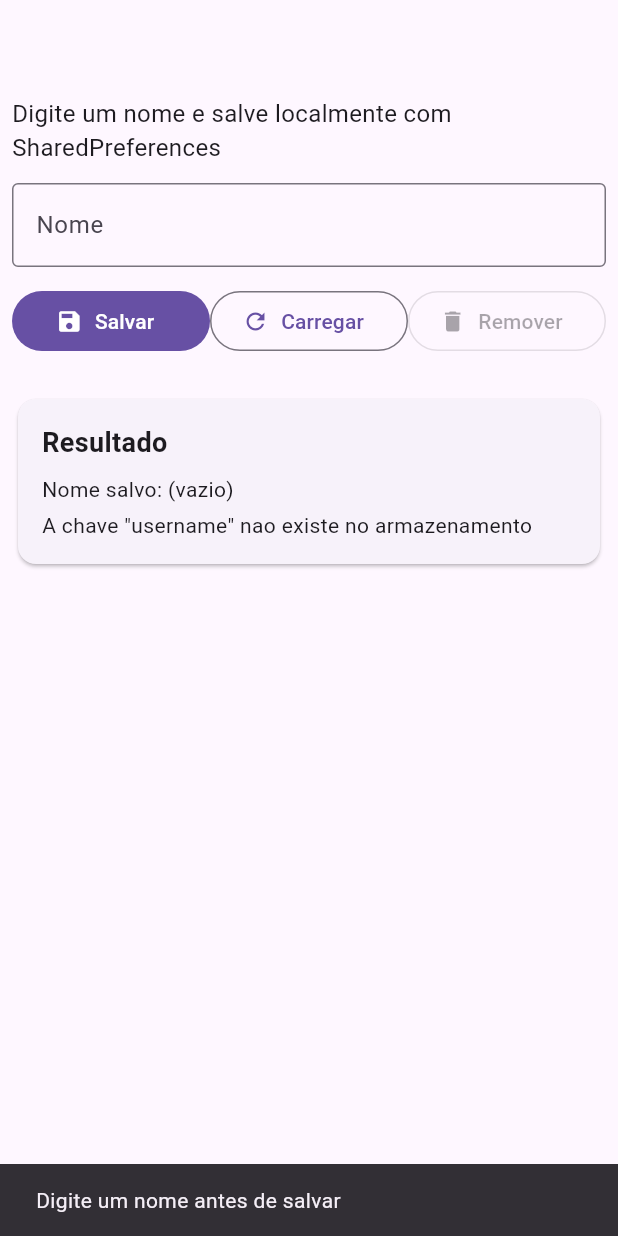
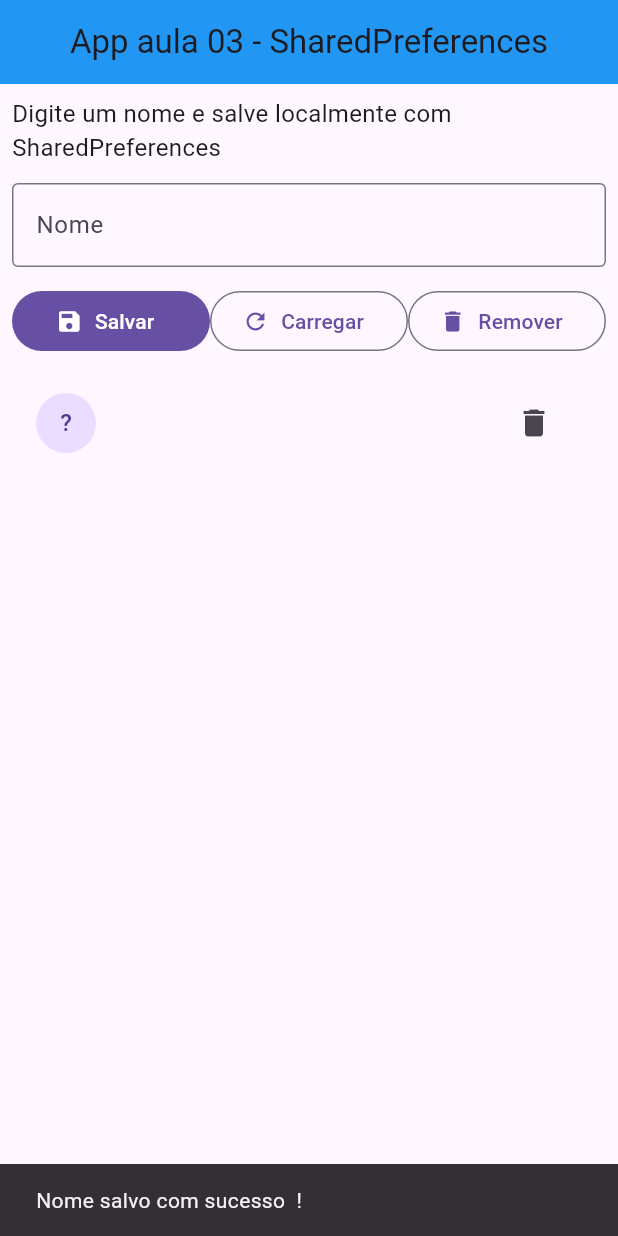
Before and after one commit to danielvieira95/Aplicacoes_Mobile_2025, a Flutter app: the screen it shows after launch, after a tap on "Salvar", on a phone screen of 412 x 824 dp. Run offline on Flutter 3.47's test engine with Material 3 defaults, Android fonts, the phone set to English and light mode, and no system bars; our stand-ins replace get, shared_preferences, sqflite; accounts and stored records are empty.

Commit message:
Update main.dart

```diff
--- a/Turma-B/aula03/appaula03tb/lib/main.dart
+++ b/Turma-B/aula03/appaula03tb/lib/main.dart
@@ -10,6 +10,7 @@ class TelaHome extends StatelessWidget {
   @override
   Widget build(BuildContext context) {
     return MaterialApp(
+      debugShowCheckedModeBanner: false,
       title: 'Aula 03 App Sharedpreferences',
       home: TelaApp(),
     );
@@ -30,8 +31,10 @@ class _TelaAppState extends State<TelaApp> {
   final _ctrlNome = TextEditingController(); // Variavel para armazenar o que o usuario digita
   String _nomeSalvo =""; // Variavel para pegar informações do banco de dados
 
-  static const String _kUsername = 'username';
+  static const String _kUsernames = 'usernames';
   bool _existeUsername = false;
+  // Cria uma lista para armazenar os nomes
+  List<String> _nomes =[];
   @override
   void initState(){
     super.initState();
@@ -50,13 +53,19 @@ class _TelaAppState extends State<TelaApp> {
     // Faz a leitura do Sharedpreferences
     final prefs =await SharedPreferences.getInstance();
     final nome = _ctrlNome.text.trim(); // trim remove os espaços em branco
-    if(nome.isEmpty){
-      _mostrarSnack('Digite um nome antes de salvar');
+    final atuais = prefs.getStringList(_kUsernames)??[];
+    if(atuais.contains(nome)){
+      _snack('Esse nome ja esta na lista');
       return;
     }
-    await prefs.setString(_kUsername, nome); // salva a informaçao
-    _mostrarSnack('Nome salvo com sucesso ${nome} !');
-    await _carregarNome(); // atualiza exibição
+    atuais.add(nome); // atualiza a lista de nomes
+    await prefs.setStringList(_kUsernames, atuais); // salva a informaçao
+     setState(() => _nomes = List<String>.from(atuais));
+     _ctrlNome.clear(); // limpa o campo texto
+
+
+    _snack('Nome salvo com sucesso  !');
+
 
 
   }
@@ -65,31 +74,40 @@ class _TelaAppState extends State<TelaApp> {
   Future<void> _carregarNome()async{
     // realiza a leitura do que está armazenado
     final prefs = await SharedPreferences.getInstance();
-    final nome = prefs.getString(_kUsername)??'';
-    final existe = prefs.containsKey(_kUsername);
-    setState(() {
-      _nomeSalvo =nome;
-      _existeUsername=existe;
-    });
+    setState(()=> _nomes = prefs.getStringList(_kUsernames)??[]);
+
 
   }
 
   // Função para remover um nome
-  Future<void> _removerNome()async{
+  Future<void> _removerNome(String nome)async{
     final prefs = await SharedPreferences.getInstance();
-    await prefs.remove(_kUsername);
-    _mostrarSnack('Nome removido');
+    final atuais =  prefs.getStringList(_kUsernames)?? [];
+    atuais.remove(nome);
+    await prefs.setStringList(_kUsernames, atuais);
+    setState(() =>_nomes =List<String>.from(atuais));
+    _snack('Removido $nome');
+
+
 
   }
 
+Future<void> _limparTudo()async{
+  final prefs = await SharedPreferences.getInstance();
+  await prefs.remove(_kUsernames);
+  setState(() => _nomes=[]);
+
+}
   // Cria a função da snack
-  void _mostrarSnack(String msg){
+  void _snack(String msg){
     ScaffoldMessenger.of(context).showSnackBar(SnackBar(content: Text(msg)));
   }
   Widget build(BuildContext context) {
     return Scaffold(
       appBar: AppBar(
-
+        backgroundColor: Colors.blue,
+        title: Text('App aula 03 - SharedPreferences'),
+        centerTitle: true,
       ),
       body:
        Padding(
@@ -122,31 +140,59 @@ class _TelaAppState extends State<TelaApp> {
                     label: Text('Carregar'))),
                     SizedBox(height: 8,),
                     Expanded(child: OutlinedButton.icon(
-                      onPressed:_existeUsername? _removerNome:null,icon: Icon(Icons.delete),
+                      onPressed:_nomes.isEmpty? null: _limparTudo,icon: Icon(Icons.delete),
                       label: Text('Remover')))
               ],
             ),
-            SizedBox(height: 24,),
-            Card(
-              child: Padding(
-                padding: const EdgeInsets.all(16),
-                child: Column(
-                  crossAxisAlignment: CrossAxisAlignment.start,
-                  children: [
-                  Text('Resultado',style: TextStyle(fontSize: 18,fontWeight: FontWeight.bold),),
-                  SizedBox(height: 8,),
-                  Text('Nome salvo: ${_nomeSalvo.isEmpty? '(vazio)':_nomeSalvo}'),
-                  SizedBox(height: 4,),
-                  Text(_existeUsername ?'A chave "$_kUsername existe no armazenamento':'A chave "$_kUsername" nao existe no armazenamento'),
+            SizedBox(height: 16,),
+            Expanded(
+              child: _nomes.isEmpty?
+              const Center(
+                child: Text('Sem nomes salvos'),
+              ):ListView.separated(
+                itemCount: _nomes.length,
+                separatorBuilder: (_,__)=>const Divider(height: 1,),
+                itemBuilder: (context,i){
+                  final nome = _nomes[i];
+                  return Dismissible(
+                    key: ValueKey(nome),
+                    background: Container(
+                      alignment: Alignment.centerLeft,
+                      padding: EdgeInsets.symmetric(horizontal: 16),
+                      child: Icon(Icons.delete),
+                    ),
+                      secondaryBackground: Container(
+                      alignment: Alignment.centerRight,
+                      padding: EdgeInsets.symmetric(horizontal: 16),
+                      child: Icon(Icons.delete),
+                                           ),
+                     onDismissed: (__)=>_removerNome(nome),
+                     child: ListTile(
+                      leading: CircleAvatar(
+                        child: Text(nome.isNotEmpty? nome[0].toUpperCase():'?'),
+                      ),
+                      title: Text(nome),
+                      trailing: IconButton(
+                        onPressed: ()=>_removerNome(nome), icon: Icon(Icons.delete)),
+                     ),
+
+
+                     );
+
+
+                },
+                )
+
+              ),
+              Align(
+                alignment: Alignment.centerRight,
+                child: Text('Total: ${_nomes.length}'),
+              )
 
 
                   ],
                 ),
               ),
-            )
-          ],
-               ),
-       ),
     );
   }
 }
```
